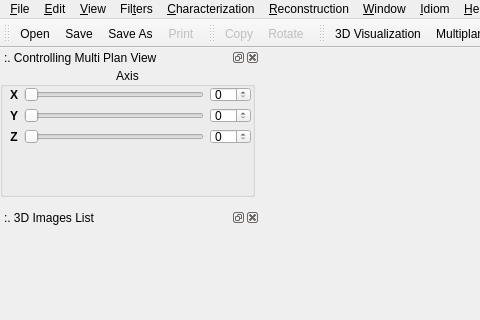
Above: src/lvpinterface.ui from ldsc/lvp before the change; both pictures show x 0 to 480 and y 0 to 320 of the 785 by 1220 pixel window. Below: the same form after it.
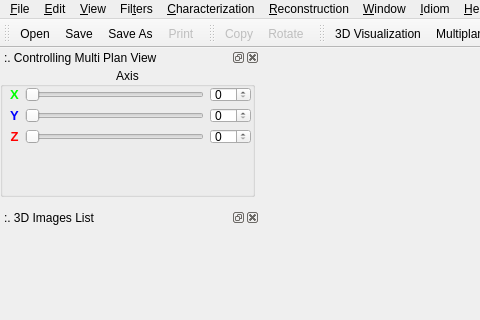
That is the form after the change. Icons and pictures are not drawn.

Commit message: modificações na visualização 3D com opengl e no icone.

```diff
--- a/src/lvpinterface.ui
+++ b/src/lvpinterface.ui
@@ -426,7 +426,11 @@
           </font>
          </property>
          <property name="text">
-          <string>X</string>
+          <string>&lt;!DOCTYPE HTML PUBLIC &quot;-//W3C//DTD HTML 4.0//EN&quot; &quot;http://www.w3.org/TR/REC-html40/strict.dtd&quot;&gt;
+&lt;html&gt;&lt;head&gt;&lt;meta name=&quot;qrichtext&quot; content=&quot;1&quot; /&gt;&lt;style type=&quot;text/css&quot;&gt;
+p, li { white-space: pre-wrap; }
+&lt;/style&gt;&lt;/head&gt;&lt;body style=&quot; font-family:'Tahoma'; font-size:10pt; font-weight:600; font-style:normal;&quot;&gt;
+&lt;p style=&quot; margin-top:0px; margin-bottom:0px; margin-left:0px; margin-right:0px; -qt-block-indent:0; text-indent:0px;&quot;&gt;&lt;span style=&quot; color:#00ff00;&quot;&gt;X&lt;/span&gt;&lt;/p&gt;&lt;/body&gt;&lt;/html&gt;</string>
          </property>
          <property name="alignment">
           <set>Qt::AlignCenter</set>
@@ -443,7 +447,11 @@
           </font>
          </property>
          <property name="text">
-          <string>Y</string>
+          <string>&lt;!DOCTYPE HTML PUBLIC &quot;-//W3C//DTD HTML 4.0//EN&quot; &quot;http://www.w3.org/TR/REC-html40/strict.dtd&quot;&gt;
+&lt;html&gt;&lt;head&gt;&lt;meta name=&quot;qrichtext&quot; content=&quot;1&quot; /&gt;&lt;style type=&quot;text/css&quot;&gt;
+p, li { white-space: pre-wrap; }
+&lt;/style&gt;&lt;/head&gt;&lt;body style=&quot; font-family:'Tahoma'; font-size:10pt; font-weight:600; font-style:normal;&quot;&gt;
+&lt;p style=&quot; margin-top:0px; margin-bottom:0px; margin-left:0px; margin-right:0px; -qt-block-indent:0; text-indent:0px;&quot;&gt;&lt;span style=&quot; color:#0000ff;&quot;&gt;Y&lt;/span&gt;&lt;/p&gt;&lt;/body&gt;&lt;/html&gt;</string>
          </property>
          <property name="alignment">
           <set>Qt::AlignCenter</set>
@@ -460,7 +468,11 @@
           </font>
          </property>
          <property name="text">
-          <string>Z</string>
+          <string>&lt;!DOCTYPE HTML PUBLIC &quot;-//W3C//DTD HTML 4.0//EN&quot; &quot;http://www.w3.org/TR/REC-html40/strict.dtd&quot;&gt;
+&lt;html&gt;&lt;head&gt;&lt;meta name=&quot;qrichtext&quot; content=&quot;1&quot; /&gt;&lt;style type=&quot;text/css&quot;&gt;
+p, li { white-space: pre-wrap; }
+&lt;/style&gt;&lt;/head&gt;&lt;body style=&quot; font-family:'Tahoma'; font-size:10pt; font-weight:600; font-style:normal;&quot;&gt;
+&lt;p style=&quot; margin-top:0px; margin-bottom:0px; margin-left:0px; margin-right:0px; -qt-block-indent:0; text-indent:0px;&quot;&gt;&lt;span style=&quot; color:#ff0000;&quot;&gt;Z&lt;/span&gt;&lt;/p&gt;&lt;/body&gt;&lt;/html&gt;</string>
          </property>
          <property name="alignment">
           <set>Qt::AlignCenter</set>
```
The commit also changes 2 other files.
